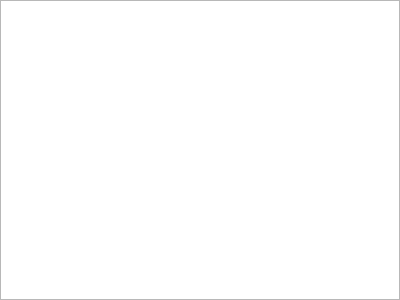
Mouchnino/moneyguru, file qt/ui/entry_view.ui: the form before one commit.
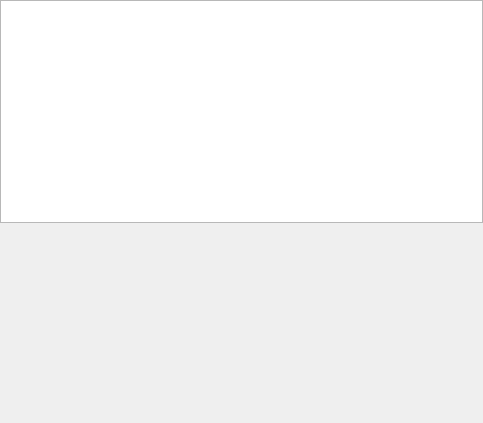
The form after the commit. Custom widgets are drawn as their Qt base class.

Commit message:
qt: Changed the way graphs are switched in the Account view. It now uses QStackWidget.
extra : convert_revision : svn%3A7afd0f2a-1d33-46b8-9979-f8add37626ee/trunk%40180

```diff
--- a/qt/ui/entry_view.ui
+++ b/qt/ui/entry_view.ui
@@ -6,14 +6,17 @@
    <rect>
     <x>0</x>
     <y>0</y>
-    <width>400</width>
-    <height>300</height>
+    <width>483</width>
+    <height>423</height>
    </rect>
   </property>
   <property name="windowTitle">
    <string>Form</string>
   </property>
   <layout class="QVBoxLayout" name="verticalLayout">
+   <property name="spacing">
+    <number>0</number>
+   </property>
    <property name="margin">
     <number>0</number>
    </property>
@@ -27,8 +30,43 @@
      </attribute>
     </widget>
    </item>
+   <item>
+    <widget class="QStackedWidget" name="graphView">
+     <property name="sizePolicy">
+      <sizepolicy hsizetype="Preferred" vsizetype="Fixed">
+       <horstretch>0</horstretch>
+       <verstretch>0</verstretch>
+      </sizepolicy>
+     </property>
+     <property name="minimumSize">
+      <size>
+       <width>0</width>
+       <height>200</height>
+      </size>
+     </property>
+     <property name="currentIndex">
+      <number>1</number>
+     </property>
+     <widget class="LineGraphView" name="lineGraphView"/>
+     <widget class="BarGraphView" name="barGraphView"/>
+    </widget>
+   </item>
   </layout>
  </widget>
+ <customwidgets>
+  <customwidget>
+   <class>LineGraphView</class>
+   <extends>QWidget</extends>
+   <header>support.line_graph_view</header>
+   <container>1</container>
+  </customwidget>
+  <customwidget>
+   <class>BarGraphView</class>
+   <extends>QWidget</extends>
+   <header>support.bar_graph_view</header>
+   <container>1</container>
+  </customwidget>
+ </customwidgets>
  <resources/>
  <connections/>
 </ui>
```
The commit also changes 2 other files.
